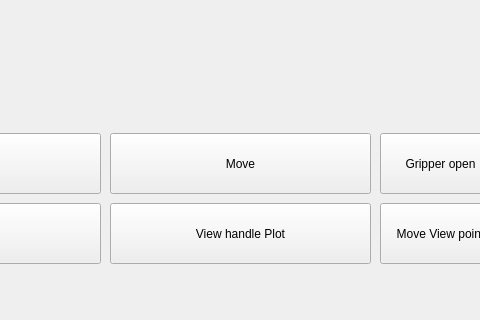
The window that mainwindow.ui (NYONYANI/Qt-Detectron2-Shared-Memory-) describes before a commit, drawn with Qt 5; both pictures show x 300 to 780 and y 437 to 757 of the 1315 by 757 pixel window.
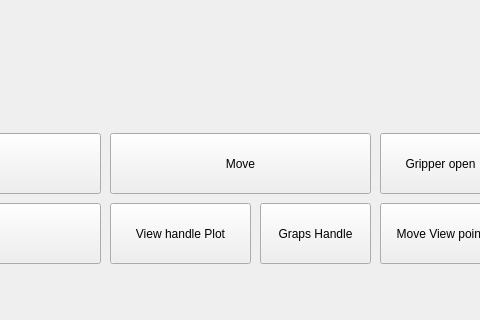
The same window after the commit. Custom widgets are drawn as their Qt base class.

```diff
--- a/mainwindow.ui
+++ b/mainwindow.ui
@@ -133,7 +133,7 @@
      <rect>
       <x>410</x>
       <y>640</y>
-      <width>261</width>
+      <width>141</width>
       <height>61</height>
      </rect>
     </property>
@@ -167,6 +167,19 @@
      <string>Move View point</string>
     </property>
    </widget>
+   <widget class="QPushButton" name="HandleGrapsButton">
+    <property name="geometry">
+     <rect>
+      <x>560</x>
+      <y>640</y>
+      <width>111</width>
+      <height>61</height>
+     </rect>
+    </property>
+    <property name="text">
+     <string>Graps Handle</string>
+    </property>
+   </widget>
   </widget>
   <widget class="QMenuBar" name="menubar">
    <property name="geometry">
```
